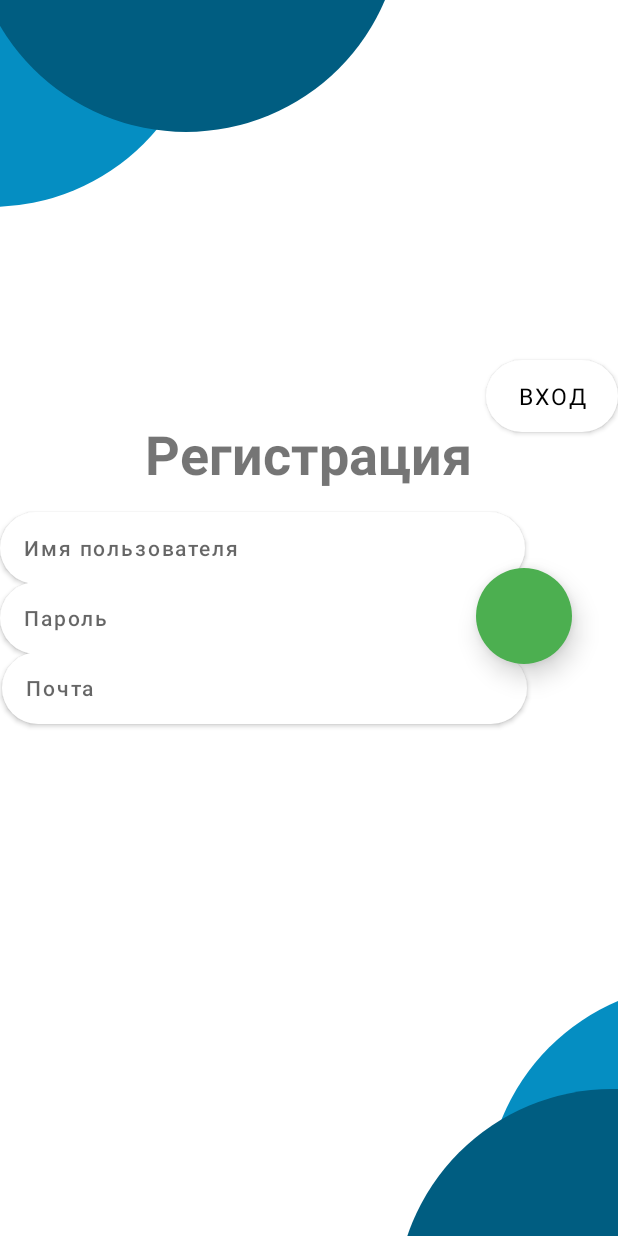
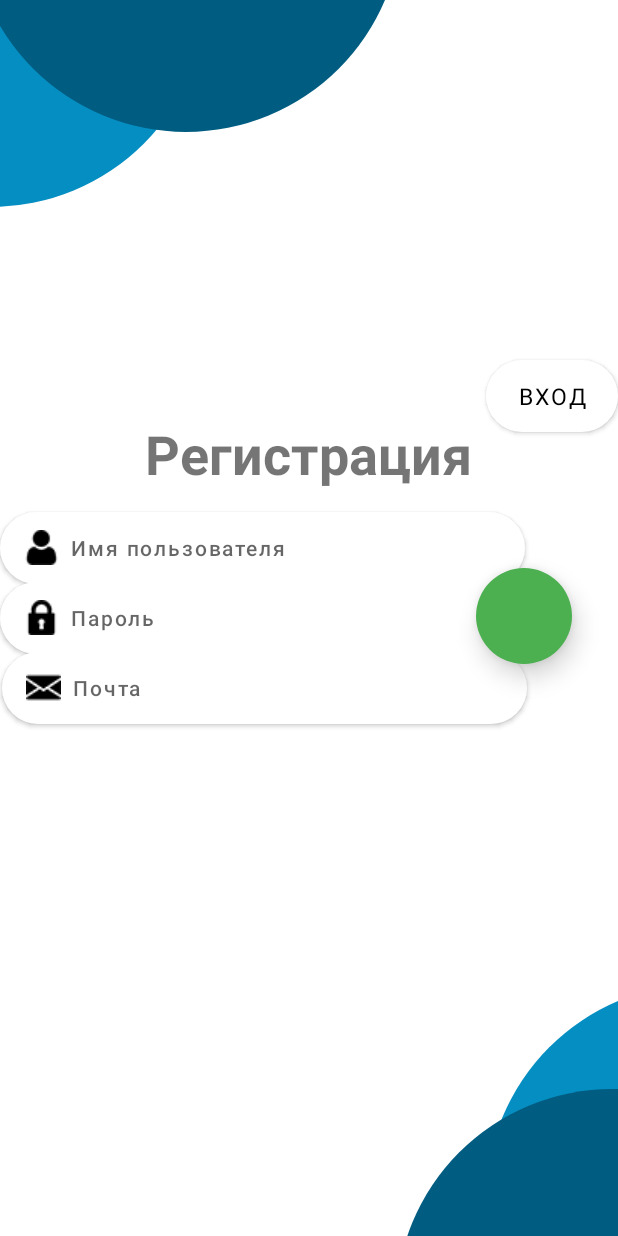
Before and after one commit to ExTimeGameing/PocketLibraryApp, an Android app: the SignUp screen opened directly, with no data from a screen before it, on a phone screen of 412 x 824 dp. Run offline under Robolectric (Android 15) with nearby library versions, the phone set to English and light mode, and no system bars.

Commit message:
Add icons in Login and Signup screens

```diff
--- a/app/src/main/res/layout/activity_log_in.xml
+++ b/app/src/main/res/layout/activity_log_in.xml
@@ -35,6 +35,7 @@
 
     <!-- Почта -->
     <Button
+        android:drawableLeft="@drawable/ic_new_user"
         android:id="@+id/rectangle_6"
         android:layout_width="350dp"
         android:layout_height="wrap_content"
@@ -52,6 +53,7 @@
         tools:layout_editor_absoluteY="244dp" />
 
     <Button
+        android:drawableLeft="@drawable/ic_password"
         android:id="@+id/rectangle_7"
         android:layout_width="350dp"
         android:layout_height="wrap_content"
--- a/app/src/main/res/layout/activity_sign_up.xml
+++ b/app/src/main/res/layout/activity_sign_up.xml
@@ -37,15 +37,16 @@
 
     <!-- Почта -->
     <Button
+        android:drawableLeft="@drawable/ic_new_user"
         android:id="@+id/rectangle_1"
         android:layout_width="350dp"
         android:layout_height="wrap_content"
         android:layout_above="@id/rectangle_2"
         android:layout_marginBottom="-1dp"
         android:background="@drawable/rectangle_1"
+        android:clickable="false"
         android:elevation="4dp"
         android:hint="Имя пользователя"
-        android:clickable="false"
         android:textAlignment="textStart"
         app:layout_constraintLeft_toLeftOf="parent"
         app:layout_constraintTop_toTopOf="parent"
@@ -55,6 +56,7 @@
 
     <!-- Пароль -->
     <Button
+        android:drawableLeft="@drawable/ic_email"
         android:id="@+id/rectangle_3"
         android:layout_width="350dp"
         android:layout_height="wrap_content"
@@ -63,14 +65,15 @@
         android:layout_centerInParent="true"
         android:layout_marginLeft="1dp"
         android:layout_marginTop="-1dp"
+        android:background="@drawable/rectangle_1"
         android:clickable="false"
-        android:background="@drawable/rectangle_1"
         android:elevation="4dp"
         android:hint="Почта"
         android:textAlignment="textStart"
         tools:ignore="MissingConstraints" />
 
     <Button
+        android:drawableLeft="@drawable/ic_password"
         android:id="@+id/rectangle_2"
         android:layout_width="350dp"
         android:layout_height="wrap_content"
```
Also changed, not shown: app/src/main/res/drawable/ic_email.png (added), app/src/main/res/drawable/ic_new_user.png (added), app/src/main/res/drawable/ic_password.png (added).
